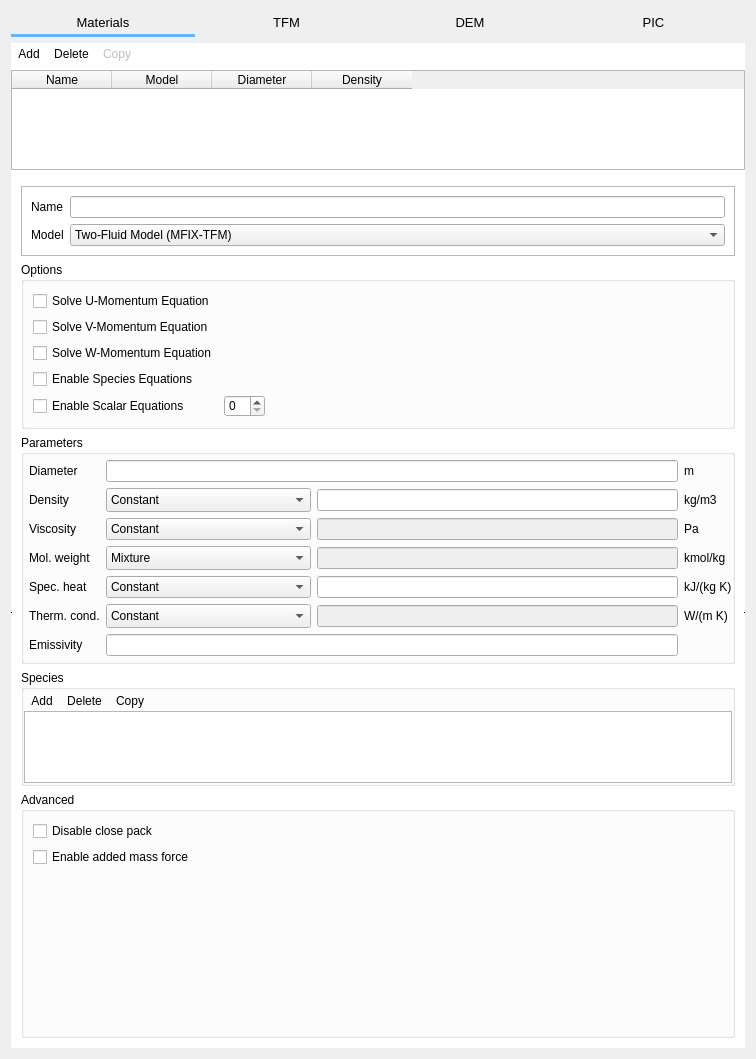
Above: gui/uifiles/solids.ui from truongd8593/mfix before the change. Below: the same form after it.
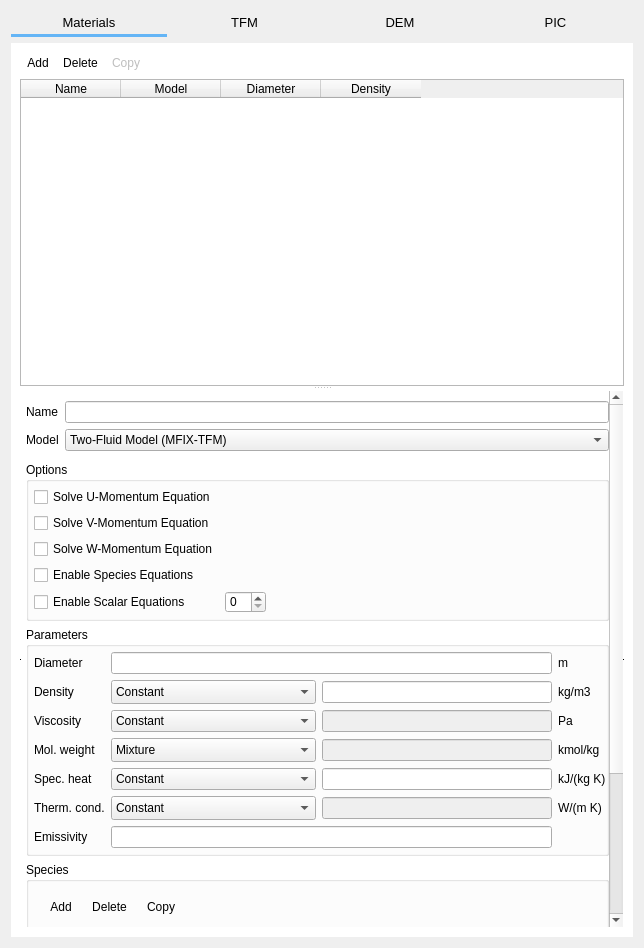
That is the form after the change. Custom widgets are drawn as their Qt base class.

Commit message: use a splitter for solids materials tab

Diff of the .ui file:
```diff
--- a/gui/uifiles/solids.ui
+++ b/gui/uifiles/solids.ui
@@ -6,8 +6,8 @@
    <rect>
     <x>0</x>
     <y>0</y>
-    <width>756</width>
-    <height>1059</height>
+    <width>644</width>
+    <height>948</height>
    </rect>
   </property>
   <property name="windowTitle">
@@ -149,9 +149,6 @@
      </property>
      <widget class="QWidget" name="materials">
       <layout class="QGridLayout" name="gridLayout_8">
-       <property name="margin">
-        <number>0</number>
-       </property>
        <item row="0" column="0">
         <widget class="QFrame" name="frame_add_delete_copy">
          <property name="frameShape">
@@ -217,6 +214,10 @@
         </widget>
        </item>
        <item row="1" column="0">
+        <widget class="QSplitter" name="splitter">
+         <property name="orientation">
+          <enum>Qt::Vertical</enum>
+         </property>
         <widget class="QTableWidget" name="tablewidget_solids">
          <property name="sizePolicy">
           <sizepolicy hsizetype="Expanding" vsizetype="Preferred">
@@ -224,10 +225,16 @@
            <verstretch>0</verstretch>
           </sizepolicy>
          </property>
+          <property name="minimumSize">
+           <size>
+            <width>0</width>
+            <height>60</height>
+           </size>
+          </property>
          <property name="maximumSize">
           <size>
            <width>16777215</width>
-           <height>100</height>
+            <height>16777215</height>
           </size>
          </property>
          <property name="frameShadow">
@@ -269,14 +276,12 @@
           </property>
          </column>
         </widget>
-       </item>
-       <item row="2" column="0">
         <widget class="QScrollArea" name="scrollarea_solids_detail">
          <property name="enabled">
           <bool>true</bool>
          </property>
          <property name="sizePolicy">
-          <sizepolicy hsizetype="Expanding" vsizetype="Expanding">
+           <sizepolicy hsizetype="Expanding" vsizetype="MinimumExpanding">
            <horstretch>0</horstretch>
            <verstretch>0</verstretch>
           </sizepolicy>
@@ -301,117 +306,106 @@
            <rect>
             <x>0</x>
             <y>0</y>
-            <width>736</width>
-            <height>873</height>
+             <width>606</width>
+             <height>786</height>
            </rect>
           </property>
           <property name="styleSheet">
            <string notr="true"/>
           </property>
-          <layout class="QVBoxLayout" name="verticalLayout">
-           <item>
-            <widget class="QFrame" name="frame_name_model">
-             <property name="frameShape">
-              <enum>QFrame::StyledPanel</enum>
-             </property>
-             <property name="frameShadow">
-              <enum>QFrame::Plain</enum>
-             </property>
-             <layout class="QGridLayout" name="gridLayout">
-              <item row="0" column="0">
-               <widget class="QLabel" name="label_38">
-                <property name="text">
-                 <string>Name</string>
-                </property>
-               </widget>
-              </item>
-              <item row="0" column="1">
-               <widget class="LineEdit" name="lineedit_solids_phase_name"/>
-              </item>
-              <item row="1" column="0">
-               <widget class="QLabel" name="label_203">
-                <property name="text">
-                 <string>Model</string>
-                </property>
-               </widget>
-              </item>
-              <item row="1" column="1">
-               <widget class="ComboBox" name="combobox_solids_model">
-                <item>
-                 <property name="text">
-                  <string>Two-Fluid Model (MFIX-TFM)</string>
-                 </property>
-                </item>
-                <item>
-                 <property name="text">
-                  <string>Discrete Element Model (MFIX-DEM)</string>
-                 </property>
-                </item>
-                <item>
-                 <property name="text">
-                  <string>Multiphase Particle-in-Cell (MFIX-PIC)</string>
-                 </property>
-                </item>
-               </widget>
-              </item>
-             </layout>
-            </widget>
-           </item>
-           <item>
-            <widget class="QGroupBox" name="groupBox_22">
+           <layout class="QGridLayout" name="gridLayout_11">
+            <property name="leftMargin">
+             <number>5</number>
+            </property>
+            <property name="topMargin">
+             <number>5</number>
+            </property>
+            <property name="rightMargin">
+             <number>0</number>
+            </property>
+            <property name="bottomMargin">
+             <number>5</number>
+            </property>
+            <item row="8" column="0" colspan="3">
+             <widget class="QGroupBox" name="groupBox_species">
              <property name="title">
-              <string>Options</string>
+               <string>Species</string>
              </property>
              <property name="flat">
               <bool>true</bool>
              </property>
-             <layout class="QGridLayout" name="gridLayout_2">
+              <layout class="QGridLayout" name="gridLayout_12">
+               <property name="leftMargin">
+                <number>5</number>
+               </property>
+               <property name="topMargin">
+                <number>5</number>
+               </property>
+               <property name="rightMargin">
+                <number>0</number>
+               </property>
+               <property name="bottomMargin">
+                <number>5</number>
+               </property>
               <item row="0" column="0">
-               <widget class="CheckBox" name="checkbox_keyword_momentum_x_eq_args_S">
-                <property name="text">
-                 <string>Solve U-Momentum Equation</string>
-                </property>
-               </widget>
-              </item>
-              <item row="1" column="0">
-               <widget class="CheckBox" name="checkbox_keyword_momentum_y_eq_args_S">
-                <property name="text">
-                 <string>Solve V-Momentum Equation</string>
-                </property>
-               </widget>
-              </item>
-              <item row="2" column="0">
-               <widget class="CheckBox" name="checkbox_keyword_momentum_z_eq_args_S">
+                <widget class="QFrame" name="frame_add_delete_copy_species">
+                 <property name="sizePolicy">
+                  <sizepolicy hsizetype="Preferred" vsizetype="Preferred">
+                   <horstretch>0</horstretch>
+                   <verstretch>0</verstretch>
+                  </sizepolicy>
+                 </property>
+                 <property name="maximumSize">
+                  <size>
+                   <width>16777215</width>
+                   <height>16777215</height>
+                  </size>
+                 </property>
+                 <property name="frameShape">
+                  <enum>QFrame::NoFrame</enum>
+                 </property>
+                 <property name="frameShadow">
+                  <enum>QFrame::Plain</enum>
+                 </property>
+                 <layout class="QGridLayout" name="gridLayout_9">
+                  <item row="0" column="0">
+                   <widget class="QToolButton" name="toolbutton_solids_species_add">
                 <property name="text">
-                 <string>Solve W-Momentum Equation</string>
-                </property>
-               </widget>
-              </item>
-              <item row="3" column="0">
-               <widget class="CheckBox" name="checkbox_keyword_species_eq_args_S">
+                     <string>Add</string>
+                    </property>
+                    <property name="autoRaise">
+                     <bool>true</bool>
+                    </property>
+                   </widget>
+                  </item>
+                  <item row="0" column="1">
+                   <widget class="QToolButton" name="toolbutton_solids_species_delete">
                 <property name="text">
-                 <string>Enable Species Equations</string>
-                </property>
-               </widget>
-              </item>
-              <item row="4" column="0">
-               <widget class="CheckBox" name="checkbox_enable_scalar_eq">
+                     <string>Delete</string>
+                    </property>
+                    <property name="autoRaise">
+                     <bool>true</bool>
+                    </property>
+                   </widget>
+                  </item>
+                  <item row="0" column="2">
+                   <widget class="QToolButton" name="toolbutton_solids_species_copy">
                 <property name="text">
-                 <string>Enable Scalar Equations</string>
-                </property>
-               </widget>
-              </item>
-              <item row="4" column="1">
-               <widget class="QSpinBox" name="spinbox_nscalar_eq"/>
-              </item>
-              <item row="4" column="2">
-               <spacer name="horizontalSpacer">
+                     <string>Copy</string>
+                    </property>
+                    <property name="autoRaise">
+                     <bool>true</bool>
+                    </property>
+                   </widget>
+                  </item>
+                  <item row="0" column="3">
+                   <spacer name="horizontalSpacer_8">
                 <property name="orientation">
                  <enum>Qt::Horizontal</enum>
                 </property>
                 <property name="sizeHint" stdset="0">
                  <size>
-                  <width>455</width>
+                      <width>281</width>
                   <height>20</height>
                  </size>
                 </property>
@@ -420,7 +414,35 @@
              </layout>
             </widget>
            </item>
-           <item>
+               <item row="1" column="0">
+                <widget class="QTableWidget" name="tablewidget_solids_species">
+                 <property name="sizePolicy">
+                  <sizepolicy hsizetype="Expanding" vsizetype="MinimumExpanding">
+                   <horstretch>0</horstretch>
+                   <verstretch>1</verstretch>
+                  </sizepolicy>
+                 </property>
+                 <property name="minimumSize">
+                  <size>
+                   <width>0</width>
+                   <height>100</height>
+                  </size>
+                 </property>
+                 <property name="maximumSize">
+                  <size>
+                   <width>16777215</width>
+                   <height>16777215</height>
+                  </size>
+                 </property>
+                 <property name="frameShadow">
+                  <enum>QFrame::Plain</enum>
+                 </property>
+                </widget>
+               </item>
+              </layout>
+             </widget>
+            </item>
+            <item row="5" column="0" colspan="3">
             <widget class="QGroupBox" name="groupBox_solids_properties">
              <property name="title">
               <string>Parameters</string>
@@ -552,7 +574,10 @@
                </widget>
               </item>
               <item row="3" column="1">
-               <widget class="ComboBox" name="combobox_solids_mol_weight_model">
+                <widget class="ComboBox" name="combobox_solids_mol_weight_model_locked">
+                 <property name="toolTip">
+                  <string>Mixture</string>
+                 </property>
                 <property name="sizeAdjustPolicy">
                  <enum>QComboBox::AdjustToMinimumContentsLengthWithIcon</enum>
                 </property>
@@ -695,7 +720,7 @@
              <zorder>lineedit_keyword_mu_s0_args_S</zorder>
              <zorder>label_44</zorder>
              <zorder>label_45</zorder>
-             <zorder>combobox_solids_mol_weight_model</zorder>
+              <zorder>combobox_solids_mol_weight_model_locked</zorder>
              <zorder>lineedit_mol_weight_disabled</zorder>
              <zorder>label_46</zorder>
              <zorder>label_47</zorder>
@@ -709,74 +734,73 @@
              <zorder>label_204</zorder>
             </widget>
            </item>
-           <item>
-            <widget class="QGroupBox" name="groupBox_species">
+            <item row="3" column="0" colspan="3">
+             <widget class="QGroupBox" name="groupBox_options">
              <property name="title">
-              <string>Species</string>
+               <string>Options</string>
              </property>
              <property name="flat">
               <bool>true</bool>
              </property>
-             <layout class="QVBoxLayout" name="verticalLayout_10">
-              <property name="spacing">
-               <number>0</number>
-              </property>
-              <property name="margin">
-               <number>0</number>
-              </property>
-              <item>
-               <widget class="QFrame" name="frame_24">
-                <property name="frameShape">
-                 <enum>QFrame::NoFrame</enum>
-                </property>
-                <property name="frameShadow">
-                 <enum>QFrame::Plain</enum>
-                </property>
-                <layout class="QHBoxLayout" name="horizontalLayout_20">
-                 <property name="spacing">
+              <layout class="QGridLayout" name="gridLayout_2">
+               <property name="leftMargin">
+                <number>5</number>
+               </property>
+               <property name="topMargin">
+                <number>5</number>
+               </property>
+               <property name="rightMargin">
                   <number>0</number>
                  </property>
-                 <property name="margin">
-                  <number>0</number>
-                 </property>
-                 <item>
-                  <widget class="QToolButton" name="toolbutton_solids_species_add">
+               <property name="bottomMargin">
+                <number>5</number>
+               </property>
+               <item row="0" column="0">
+                <widget class="CheckBox" name="checkbox_keyword_momentum_x_eq_args_S">
                    <property name="text">
-                    <string>Add</string>
-                   </property>
-                   <property name="autoRaise">
-                    <bool>true</bool>
+                  <string>Solve U-Momentum Equation</string>
+                 </property>
+                </widget>
+               </item>
+               <item row="1" column="0">
+                <widget class="CheckBox" name="checkbox_keyword_momentum_y_eq_args_S">
+                 <property name="text">
+                  <string>Solve V-Momentum Equation</string>
                    </property>
                   </widget>
                  </item>
-                 <item>
-                  <widget class="QToolButton" name="toolbutton_solids_species_delete">
+               <item row="2" column="0">
+                <widget class="CheckBox" name="checkbox_keyword_momentum_z_eq_args_S">
                    <property name="text">
-                    <string>Delete</string>
-                   </property>
-                   <property name="autoRaise">
-                    <bool>true</bool>
+                  <string>Solve W-Momentum Equation</string>
+                 </property>
+                </widget>
+               </item>
+               <item row="3" column="0">
+                <widget class="CheckBox" name="checkbox_keyword_species_eq_args_S">
+                 <property name="text">
+                  <string>Enable Species Equations</string>
                    </property>
                   </widget>
                  </item>
-                 <item>
-                  <widget class="QToolButton" name="toolbutton_solids_species_copy">
+               <item row="4" column="0">
+                <widget class="CheckBox" name="checkbox_enable_scalar_eq">
                    <property name="text">
-                    <string>Copy</string>
-                   </property>
-                   <property name="autoRaise">
-                    <bool>true</bool>
-                   </property>
-                  </widget>
-                 </item>
-                 <item>
-                  <spacer name="horizontalSpacer_8">
+                  <string>Enable Scalar Equations</string>
+                 </property>
+                </widget>
+               </item>
+               <item row="4" column="1">
+                <widget class="QSpinBox" name="spinbox_nscalar_eq"/>
+               </item>
+               <item row="4" column="2">
+                <spacer name="horizontalSpacer">
                    <property name="orientation">
                     <enum>Qt::Horizontal</enum>
                    </property>
                    <property name="sizeHint" stdset="0">
                     <size>
-                     <width>281</width>
+                   <width>455</width>
                      <height>20</height>
                     </size>
                    </property>
@@ -785,30 +809,72 @@
                 </layout>
                </widget>
               </item>
-              <item>
-               <widget class="QTableWidget" name="tablewidget_solids_species">
-                <property name="sizePolicy">
-                 <sizepolicy hsizetype="Expanding" vsizetype="Maximum">
-                  <horstretch>0</horstretch>
-                  <verstretch>0</verstretch>
-                 </sizepolicy>
-                </property>
-                <property name="maximumSize">
+            <item row="0" column="1">
+             <spacer name="verticalSpacer_4">
+              <property name="orientation">
+               <enum>Qt::Vertical</enum>
+              </property>
+              <property name="sizeType">
+               <enum>QSizePolicy::Minimum</enum>
+              </property>
+              <property name="sizeHint" stdset="0">
                  <size>
-                  <width>16777215</width>
-                  <height>100</height>
-                 </size>
-                </property>
-                <property name="frameShadow">
-                 <enum>QFrame::Plain</enum>
-                </property>
-               </widget>
-              </item>
-             </layout>
-            </widget>
-           </item>
-           <item>
-            <widget class="QGroupBox" name="groupBox_11">
+                <width>20</width>
+                <height>0</height>
+               </size>
+              </property>
+             </spacer>
+            </item>
+            <item row="4" column="0">
+             <spacer name="verticalSpacer_7">
+              <property name="orientation">
+               <enum>Qt::Vertical</enum>
+              </property>
+              <property name="sizeType">
+               <enum>QSizePolicy::Minimum</enum>
+              </property>
+              <property name="sizeHint" stdset="0">
+               <size>
+                <width>20</width>
+                <height>0</height>
+               </size>
+              </property>
+             </spacer>
+            </item>
+            <item row="2" column="1">
+             <spacer name="verticalSpacer_6">
+              <property name="orientation">
+               <enum>Qt::Vertical</enum>
+              </property>
+              <property name="sizeType">
+               <enum>QSizePolicy::Minimum</enum>
+              </property>
+              <property name="sizeHint" stdset="0">
+               <size>
+                <width>20</width>
+                <height>0</height>
+               </size>
+              </property>
+             </spacer>
+            </item>
+            <item row="11" column="0">
+             <spacer name="verticalSpacer_5">
+              <property name="orientation">
+               <enum>Qt::Vertical</enum>
+              </property>
+              <property name="sizeType">
+               <enum>QSizePolicy::Minimum</enum>
+              </property>
+              <property name="sizeHint" stdset="0">
+               <size>
+                <width>20</width>
+                <height>0</height>
+               </size>
+              </property>
+             </spacer>
+            </item>
+            <item row="10" column="0" colspan="3">
+             <widget class="QGroupBox" name="groupBox_adcanced">
              <property name="title">
               <string>Advanced</string>
              </property>
@@ -816,6 +882,18 @@
               <bool>true</bool>
              </property>
              <layout class="QGridLayout" name="gridLayout_7">
+               <property name="leftMargin">
+                <number>5</number>
+               </property>
+               <property name="topMargin">
+                <number>5</number>
+               </property>
+               <property name="rightMargin">
+                <number>0</number>
+               </property>
+               <property name="bottomMargin">
+                <number>5</number>
+               </property>
               <item row="0" column="0">
                <widget class="QCheckBox" name="checkBox_13">
                 <property name="text">
@@ -830,23 +908,103 @@
                 </property>
                </widget>
               </item>
-              <item row="2" column="0">
-               <spacer name="verticalSpacer_4">
+              </layout>
+             </widget>
+            </item>
+            <item row="6" column="1">
+             <spacer name="verticalSpacer_8">
                 <property name="orientation">
                  <enum>Qt::Vertical</enum>
                 </property>
+              <property name="sizeType">
+               <enum>QSizePolicy::Minimum</enum>
+              </property>
                 <property name="sizeHint" stdset="0">
                  <size>
                   <width>20</width>
-                  <height>186</height>
+                <height>0</height>
                  </size>
                 </property>
                </spacer>
               </item>
+            <item row="9" column="0">
+             <spacer name="verticalSpacer_9">
+              <property name="orientation">
+               <enum>Qt::Vertical</enum>
+              </property>
+              <property name="sizeType">
+               <enum>QSizePolicy::Minimum</enum>
+              </property>
+              <property name="sizeHint" stdset="0">
+               <size>
+                <width>20</width>
+                <height>0</height>
+               </size>
+              </property>
+             </spacer>
+            </item>
+            <item row="1" column="0" colspan="3">
+             <widget class="QFrame" name="frame_name_model">
+              <property name="frameShape">
+               <enum>QFrame::NoFrame</enum>
+              </property>
+              <property name="frameShadow">
+               <enum>QFrame::Plain</enum>
+              </property>
+              <layout class="QGridLayout" name="gridLayout">
+               <property name="leftMargin">
+                <number>0</number>
+               </property>
+               <property name="topMargin">
+                <number>5</number>
+               </property>
+               <property name="rightMargin">
+                <number>0</number>
+               </property>
+               <property name="bottomMargin">
+                <number>5</number>
+               </property>
+               <item row="0" column="0">
+                <widget class="QLabel" name="label_38">
+                 <property name="text">
+                  <string>Name</string>
+                 </property>
+                </widget>
+               </item>
+               <item row="1" column="0">
+                <widget class="QLabel" name="label_203">
+                 <property name="text">
+                  <string>Model</string>
+                 </property>
+                </widget>
+               </item>
+               <item row="1" column="1">
+                <widget class="ComboBox" name="combobox_solids_model">
+                 <item>
+                  <property name="text">
+                   <string>Two-Fluid Model (MFIX-TFM)</string>
+                  </property>
+                 </item>
+                 <item>
+                  <property name="text">
+                   <string>Discrete Element Model (MFIX-DEM)</string>
+                  </property>
+                 </item>
+                 <item>
+                  <property name="text">
+                   <string>Multiphase Particle-in-Cell (MFIX-PIC)</string>
+                  </property>
+                 </item>
+                </widget>
+               </item>
+               <item row="0" column="1">
+                <widget class="LineEdit" name="lineedit_solids_phase_name"/>
+               </item>
              </layout>
             </widget>
            </item>
           </layout>
+          </widget>
          </widget>
         </widget>
        </item>
```
Lines whose indentation alone changed are shown as unchanged.
